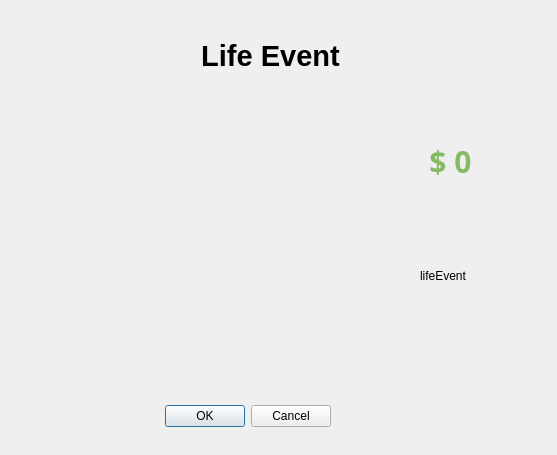
Qt form lifeeventdisplay.ui (NandhiniRam2005/CS3505-Group-Assignment9-LifeInvestor) before a commit.
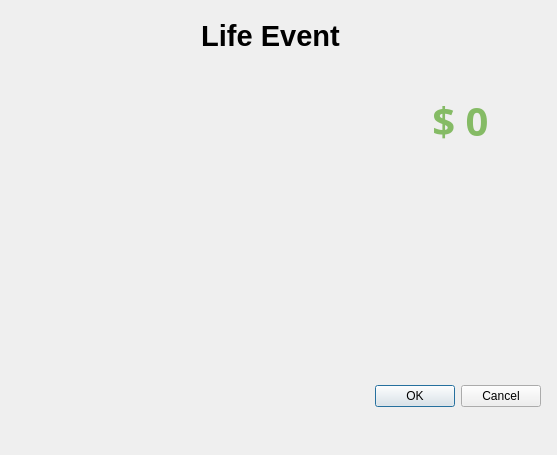
The same form after that commit. Icons and pictures are not drawn.

```diff
--- a/lifeeventdisplay.ui
+++ b/lifeeventdisplay.ui
@@ -16,8 +16,8 @@
   <widget class="QDialogButtonBox" name="buttonBox">
    <property name="geometry">
     <rect>
-     <x>120</x>
-     <y>400</y>
+     <x>330</x>
+     <y>380</y>
      <width>211</width>
      <height>32</height>
     </rect>
@@ -32,14 +32,14 @@
   <widget class="QLabel" name="lifeEventLabel">
    <property name="geometry">
     <rect>
-     <x>420</x>
+     <x>390</x>
      <y>240</y>
      <width>121</width>
      <height>71</height>
     </rect>
    </property>
    <property name="text">
-    <string>lifeEvent</string>
+    <string/>
    </property>
    <property name="wordWrap">
     <bool>true</bool>
@@ -49,9 +49,9 @@
    <property name="geometry">
     <rect>
      <x>380</x>
-     <y>110</y>
-     <width>141</width>
-     <height>101</height>
+     <y>60</y>
+     <width>161</width>
+     <height>121</height>
     </rect>
    </property>
    <property name="font">
@@ -66,7 +66,7 @@
     <string notr="true">QLabel {
     color: #85bb65;
     font-weight: bold;
-	font-size: 30px;
+	font-size: 40px;
 }</string>
    </property>
    <property name="text">
@@ -80,7 +80,7 @@
    <property name="geometry">
     <rect>
      <x>130</x>
-     <y>30</y>
+     <y>10</y>
      <width>281</width>
      <height>51</height>
     </rect>
@@ -106,10 +106,10 @@
   <widget class="QLabel" name="lifeEventPic">
    <property name="geometry">
     <rect>
-     <x>120</x>
-     <y>110</y>
-     <width>251</width>
-     <height>271</height>
+     <x>20</x>
+     <y>80</y>
+     <width>331</width>
+     <height>331</height>
     </rect>
    </property>
    <property name="text">
```
